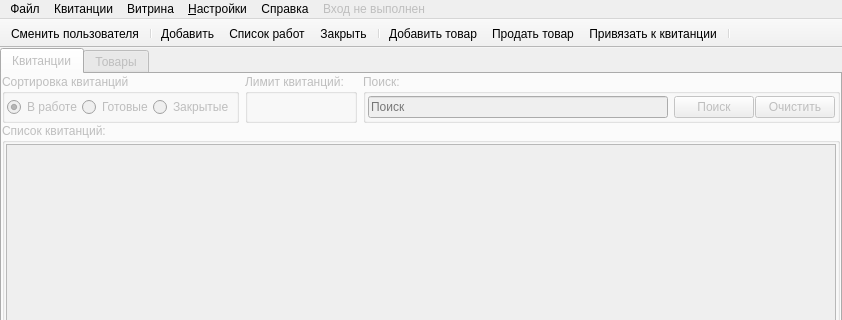
First picture: the form in mainwindow.ui, repository eboladev/XPPC, before the edit; both pictures show x 0 to 842 and y 0 to 320 of the 842 by 651 pixel window.
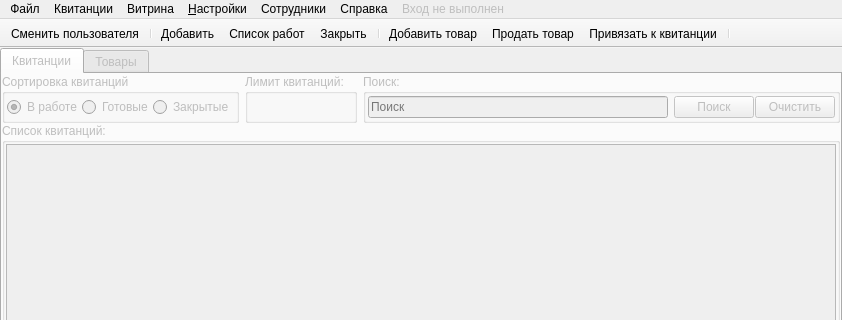
Second picture: the form after the edit. Icons and pictures are not drawn. Custom widgets are drawn as their Qt base class.

```diff
--- a/mainwindow.ui
+++ b/mainwindow.ui
@@ -1049,10 +1049,19 @@
     <addaction name="action_Qt"/>
     <addaction name="actionDeveloperContact"/>
    </widget>
+   <widget class="QMenu" name="menuEmployee">
+    <property name="title">
+     <string>Сотрудники</string>
+    </property>
+    <addaction name="actionUserControl"/>
+    <addaction name="actionEmployeeSalaryCalculation"/>
+    <addaction name="actionPenaltyAndBonuses"/>
+   </widget>
    <addaction name="menuFile"/>
    <addaction name="menuTicket"/>
    <addaction name="menuShowcase"/>
    <addaction name="menuSettings"/>
+   <addaction name="menuEmployee"/>
    <addaction name="menuHelp"/>
    <addaction name="menuCurrentUser"/>
   </widget>
```
Left out of the diff: 11 changed lines with no effect on the pictures.
